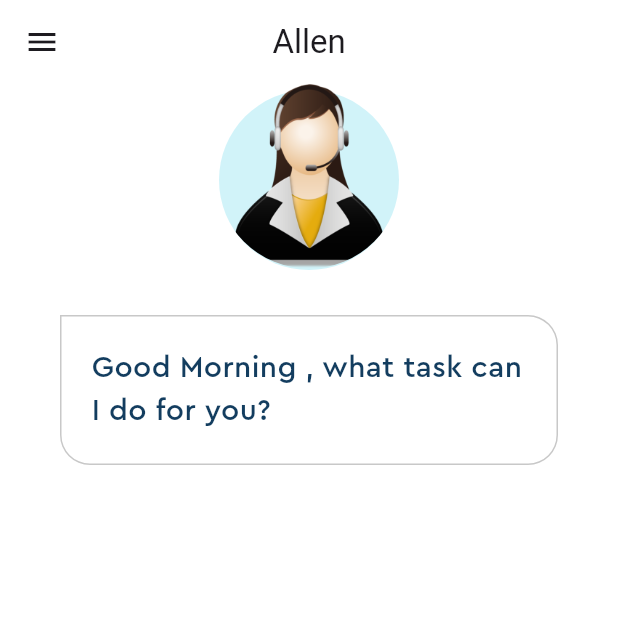
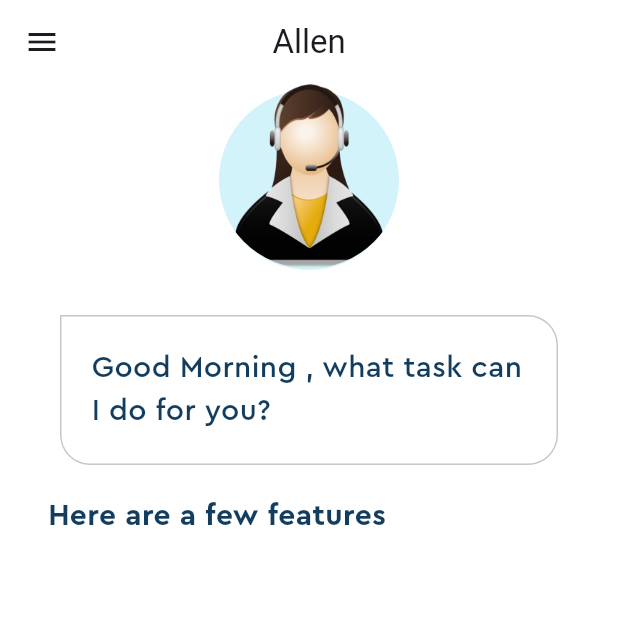
Before and after one commit to RhyshaKachari/VoxNest, a Flutter app: the screen it shows after launch, on a phone screen of 412 x 824 dp, the top half of it. Run offline on Flutter 3.47's test engine with Material 2 defaults, Android fonts, the phone set to English and light mode, and no system bars.

Commit message:
added the little text

```diff
--- a/lib/home_page.dart
+++ b/lib/home_page.dart
@@ -71,6 +71,22 @@ class _HomePageState extends State<HomePage> {
               ),
             ),),
           ),
+          //little text
+          Container(
+            padding: const EdgeInsets.all(10),
+            alignment: Alignment.centerLeft,
+            margin: const EdgeInsets.only(top: 10 , left: 22),
+            child: const Text(
+              'Here are a few features',
+              style: TextStyle(
+                fontFamily: 'Cera Pro',
+                color: Pallete.mainFontColor,
+                fontSize: 20,
+                fontWeight: FontWeight.bold,
+              ),
+            ),
+          )
+          //suggestions List
         ],
       )
     );
```
